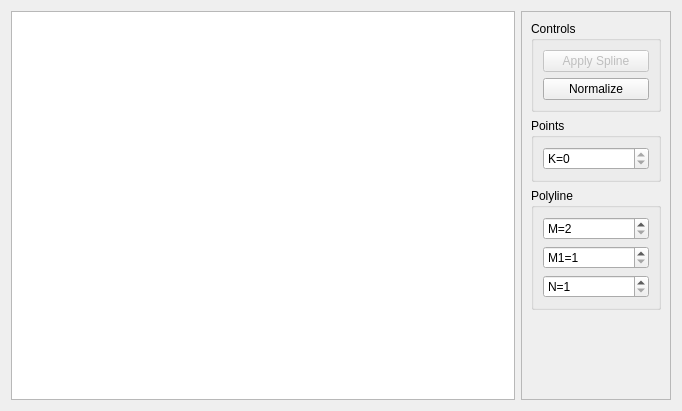
Qt form lib/editor/editor.ui (BigCubeCat/icg_wireframe) before a commit.
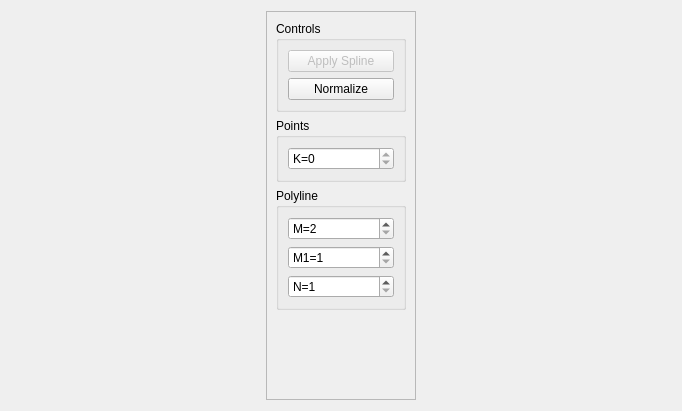
The same form after that commit. Icons and pictures are not drawn.

Commit message: feat: scrollable view

What changed in the file:
```diff
--- a/lib/editor/editor.ui
+++ b/lib/editor/editor.ui
@@ -21,7 +21,7 @@
   </property>
   <layout class="QHBoxLayout" name="horizontalLayout">
    <item>
-    <widget class="QGraphicsView" name="graphicsView"/>
+    <layout class="QVBoxLayout" name="layout"/>
    </item>
    <item>
     <widget class="QScrollArea" name="scrollArea">
```
The commit also changes 5 other files.
